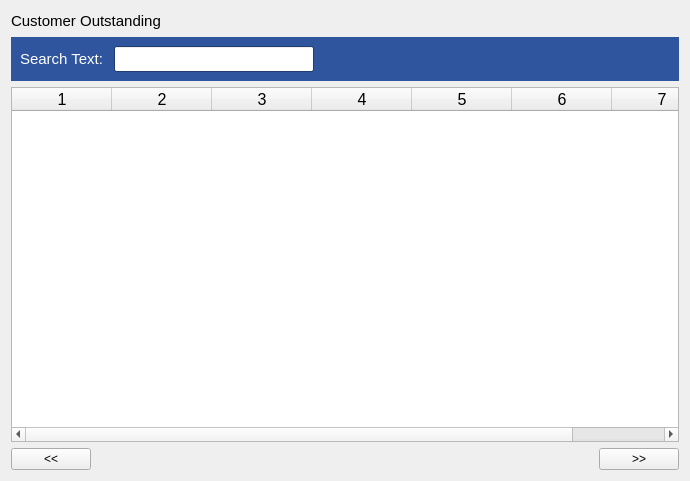
First picture: the form in estorecpp/customeroutstanding.ui, repository Watti/estorecpp, before the edit.
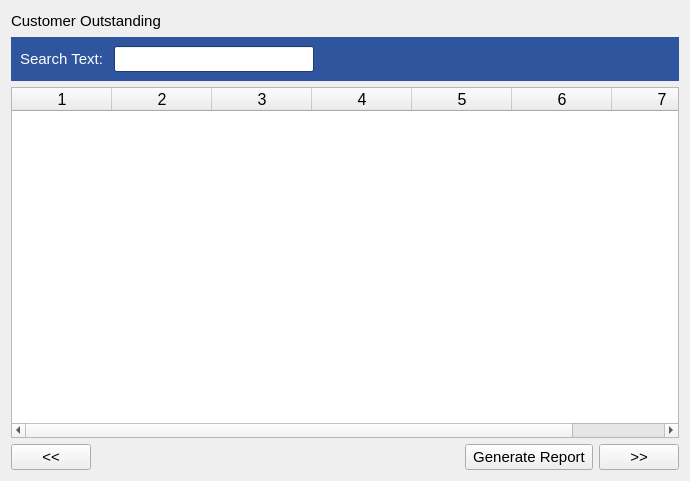
Second picture: the form after the edit.

Commit message: 'Generate Report' button added

Diff of the .ui file:
```diff
--- a/estorecpp/customeroutstanding.ui
+++ b/estorecpp/customeroutstanding.ui
@@ -578,6 +578,11 @@
     <layout class="QHBoxLayout" name="horizontalLayout_2">
      <item>
       <widget class="QPushButton" name="prevBtn">
+       <property name="font">
+        <font>
+         <pointsize>11</pointsize>
+        </font>
+       </property>
        <property name="text">
         <string>&lt;&lt;</string>
        </property>
@@ -596,8 +601,25 @@
        </property>
       </spacer>
      </item>
+     <item>
+      <widget class="QPushButton" name="generateReportBtn">
+       <property name="font">
+        <font>
+         <pointsize>11</pointsize>
+        </font>
+       </property>
+       <property name="text">
+        <string> Generate Report </string>
+       </property>
+      </widget>
+     </item>
      <item>
       <widget class="QPushButton" name="nextBtn">
+       <property name="font">
+        <font>
+         <pointsize>11</pointsize>
+        </font>
+       </property>
        <property name="text">
         <string>&gt;&gt;</string>
        </property>
```
The commit also changes 1 other file.
